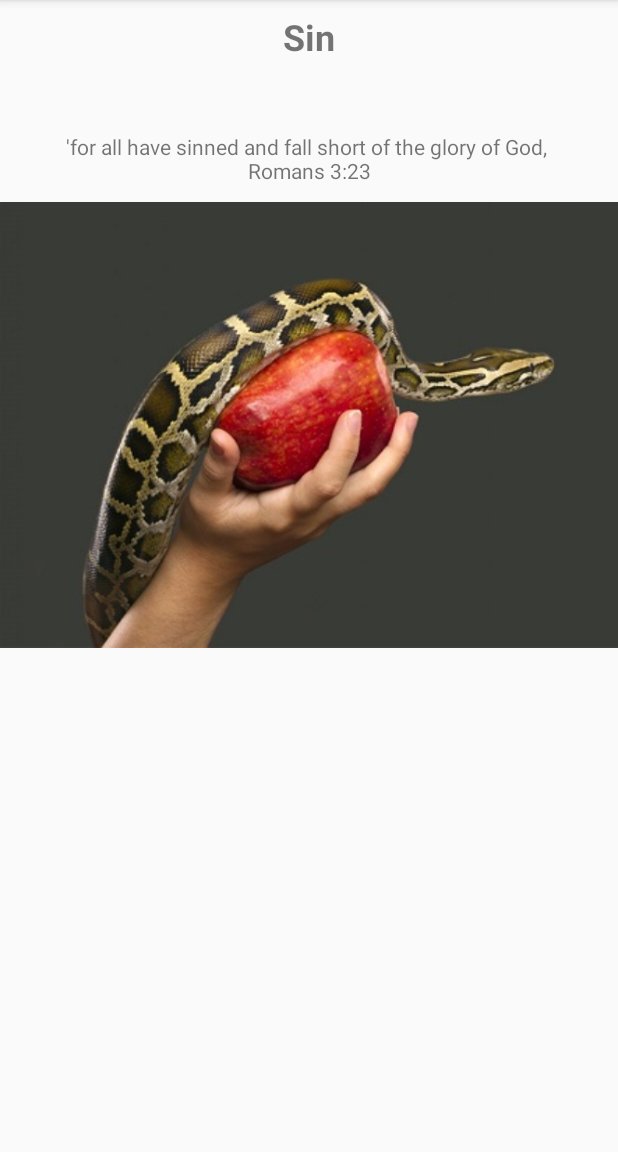
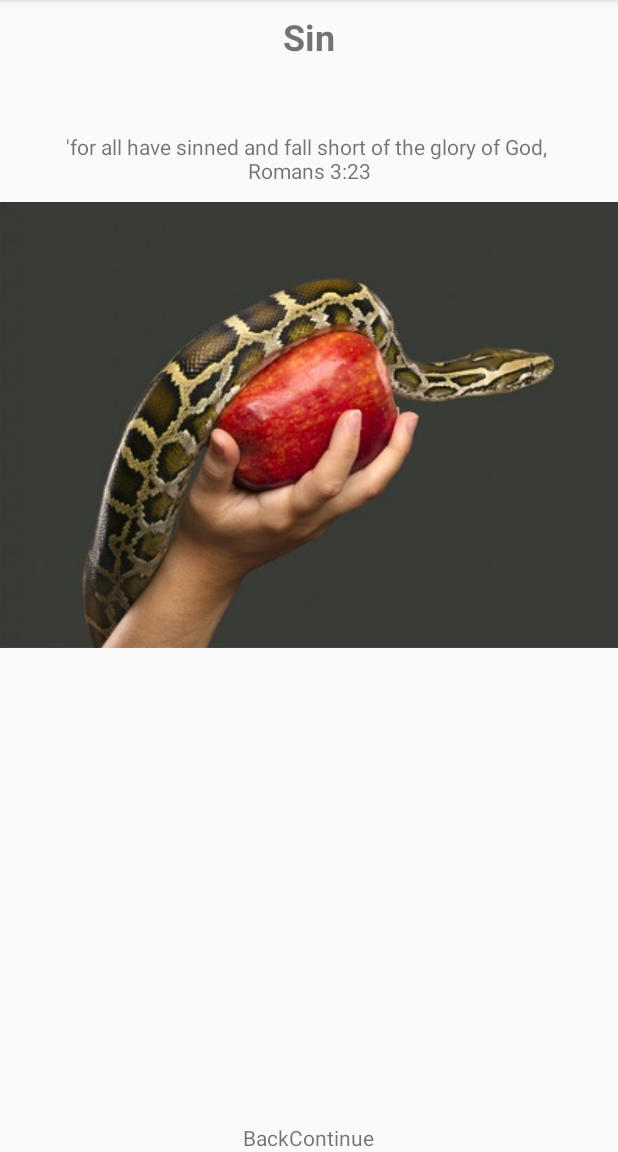
Before and after one commit to uenvymenow/EvangelismApp, an Android app: the SinActivity screen opened directly, with no data from a screen before it, on a phone screen of 412 x 824 dp, the part 84-1236 px from its top. Run offline under Robolectric (Android 15) with nearby library versions, the phone set to English and light mode, and no system bars.

Commit message:
Added styles to activities xml files as well as started work on back and continue button in SinActivity

```diff
--- a/app/src/main/java/com/example/aaron/evangelismapp/BloodActivity.java
+++ b/app/src/main/java/com/example/aaron/evangelismapp/BloodActivity.java
@@ -16,7 +16,7 @@ public class BloodActivity extends AppCompatActivity {
         TextView bloodWord = findViewById(R.id.bloodWordTextView);
 
         // Add the word blood to the textview
-        bloodWord.setText("blood");
+        bloodWord.setText("Blood");
 
         // Locate the bloodScriptureTextView
         TextView bloodScripture = findViewById(R.id.bloodScriptureTextView);
--- a/app/src/main/res/layout/activity_heaven.xml
+++ b/app/src/main/res/layout/activity_heaven.xml
@@ -4,7 +4,7 @@
     android:layout_width="match_parent"
     android:layout_height="match_parent"
     android:orientation="vertical"
-    tools:context="com.example.aaron.evangelismapp.SinActivity">>
+    tools:context="com.example.aaron.evangelismapp.SinActivity">
 
     <LinearLayout
         android:layout_width="match_parent"
--- a/app/src/main/res/layout/activity_sin.xml
+++ b/app/src/main/res/layout/activity_sin.xml
@@ -1,14 +1,42 @@
 <?xml version="1.0" encoding="utf-8"?>
-<ScrollView xmlns:android="http://schemas.android.com/apk/res/android"
+<RelativeLayout xmlns:android="http://schemas.android.com/apk/res/android"
     xmlns:tools="http://schemas.android.com/tools"
     android:layout_width="match_parent"
     android:layout_height="match_parent"
     android:orientation="vertical"
-    tools:context="com.example.aaron.evangelismapp.SinActivity">>
+    tools:context="com.example.aaron.evangelismapp.SinActivity">
 
     <LinearLayout
         android:layout_width="match_parent"
-        android:layout_height="match_parent"
+        android:layout_height="wrap_content"
+        android:layout_alignParentBottom="true"
+        android:gravity="center_horizontal"
+        android:orientation="horizontal">
+
+        <TextView
+            android:id="@+id/backTextView"
+            android:layout_width="wrap_content"
+            android:layout_height="wrap_content"
+            android:gravity="center_horizontal"
+            android:onClick="backButton"
+            android:text="@string/backText" />
+
+        <TextView
+            android:id="@+id/continueTextView"
+            android:layout_width="wrap_content"
+            android:layout_height="wrap_content"
+            android:gravity="center_horizontal"
+            android:onClick="continueButton"
+            android:text="@string/continueText" />
+    </LinearLayout>
+
+    <ScrollView
+        android:layout_width="match_parent"
+        android:layout_height="match_parent">
+
+        <LinearLayout
+            android:layout_width="match_parent"
+            android:layout_height="wrap_content"
             android:orientation="vertical">
 
             <TextView
@@ -30,4 +58,9 @@
                 android:scaleType="fitCenter" />
 
         </LinearLayout>
+
+
     </ScrollView>
+
+
+</RelativeLayout>
--- a/app/src/main/res/values/strings.xml
+++ b/app/src/main/res/values/strings.xml
@@ -9,4 +9,8 @@
     <string name="growthText">Growth</string>
     <string name="heavenText">Heaven</string>
 
+    <!-- Button TextViews -->
+    <string name="backText">Back</string>
+    <string name="continueText">Continue</string>
+
 </resources>
```
Also changed, not shown: app/src/main/res/values/styles.xml (+65 -0 lines). Lines whose indentation alone changed are shown as unchanged.
